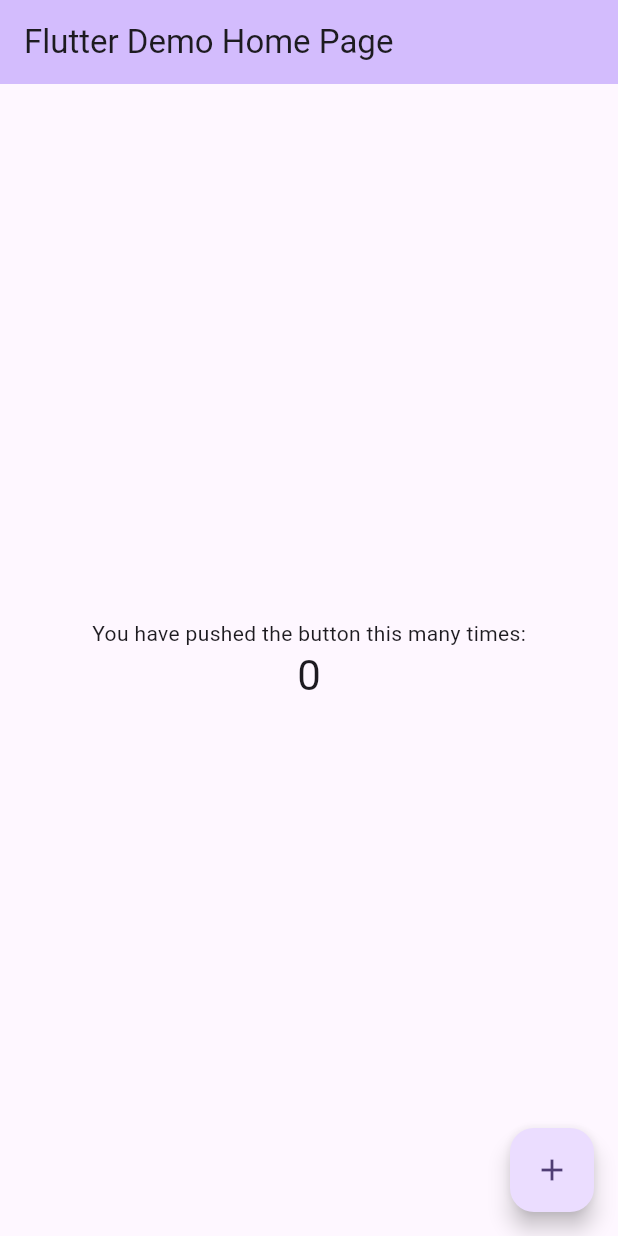
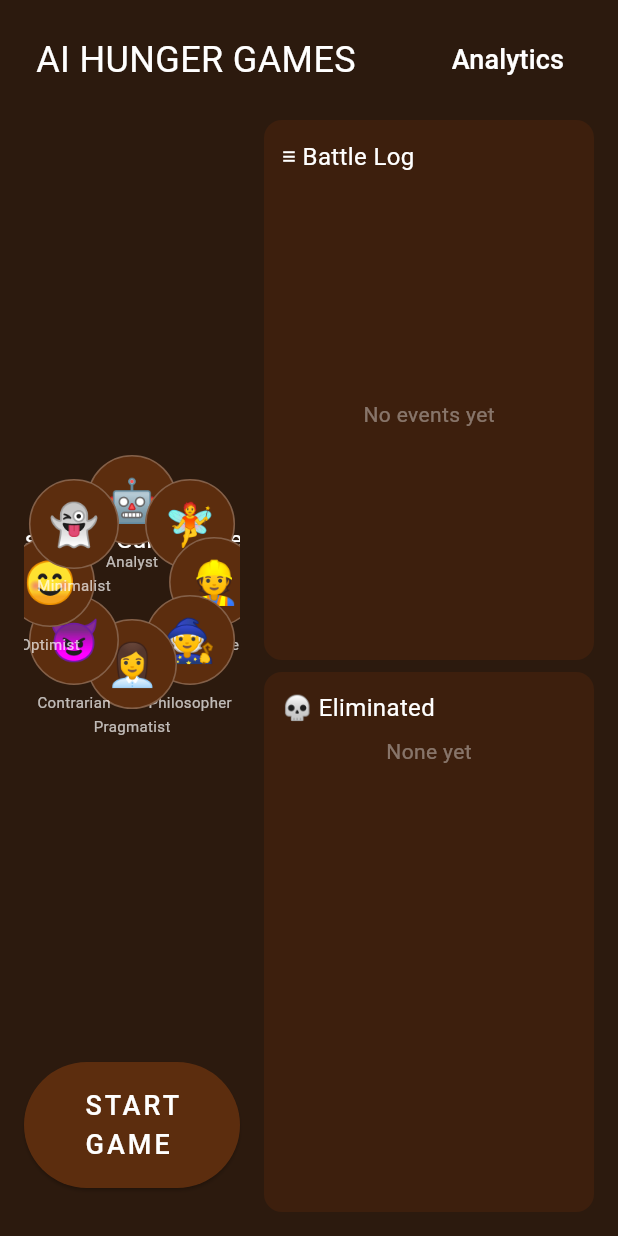
Before and after one commit to 1hp-Ronit/llm-hunger-games, a Flutter app: the screen it shows after launch, on a phone screen of 412 x 824 dp. Run offline on Flutter 3.47's test engine with Material 3 defaults, Android fonts, the phone set to English and light mode, and no system bars; our stand-ins replace google_fonts.

Commit message:
Build MainScreen UI

```diff
--- a/frontend/lib/main.dart
+++ b/frontend/lib/main.dart
@@ -1,122 +1,22 @@
+import 'package:google_fonts/google_fonts.dart';
 import 'package:flutter/material.dart';
-
+import 'screens/main_screen.dart';
 void main() {
   runApp(const MyApp());
 }
-
 class MyApp extends StatelessWidget {
   const MyApp({super.key});
 
-  // This widget is the root of your application.
   @override
   Widget build(BuildContext context) {
     return MaterialApp(
-      title: 'Flutter Demo',
+      title: 'AI Hunger Games',
+      debugShowCheckedModeBanner: false,
       theme: ThemeData(
-        // This is the theme of your application.
-        //
-        // TRY THIS: Try running your application with "flutter run". You'll see
-        // the application has a purple toolbar. Then, without quitting the app,
-        // try changing the seedColor in the colorScheme below to Colors.green
-        // and then invoke "hot reload" (save your changes or press the "hot
-        // reload" button in a Flutter-supported IDE, or press "r" if you used
-        // the command line to start the app).
-        //
-        // Notice that the counter didn't reset back to zero; the application
-        // state is not lost during the reload. To reset the state, use hot
-        // restart instead.
-        //
-        // This works for code too, not just values: Most code changes can be
-        // tested with just a hot reload.
-        colorScheme: .fromSeed(seedColor: Colors.deepPurple),
+        textTheme: GoogleFonts.jersey10TextTheme(),
+        scaffoldBackgroundColor: const Color(0xFF2C1A0E),
       ),
-      home: const MyHomePage(title: 'Flutter Demo Home Page'),
+      home: const MainScreen(),
     );
   }
 }
-
-class MyHomePage extends StatefulWidget {
-  const MyHomePage({super.key, required this.title});
-
-  // This widget is the home page of your application. It is stateful, meaning
-  // that it has a State object (defined below) that contains fields that affect
-  // how it looks.
-
-  // This class is the configuration for the state. It holds the values (in this
-  // case the title) provided by the parent (in this case the App widget) and
-  // used by the build method of the State. Fields in a Widget subclass are
-  // always marked "final".
-
-  final String title;
-
-  @override
-  State<MyHomePage> createState() => _MyHomePageState();
-}
-
-class _MyHomePageState extends State<MyHomePage> {
-  int _counter = 0;
-
-  void _incrementCounter() {
-    setState(() {
-      // This call to setState tells the Flutter framework that something has
-      // changed in this State, which causes it to rerun the build method below
-      // so that the display can reflect the updated values. If we changed
-      // _counter without calling setState(), then the build method would not be
-      // called again, and so nothing would appear to happen.
-      _counter++;
-    });
-  }
-
-  @override
-  Widget build(BuildContext context) {
-    // This method is rerun every time setState is called, for instance as done
-    // by the _incrementCounter method above.
-    //
-    // The Flutter framework has been optimized to make rerunning build methods
-    // fast, so that you can just rebuild anything that needs updating rather
-    // than having to individually change instances of widgets.
-    return Scaffold(
-      appBar: AppBar(
-        // TRY THIS: Try changing the color here to a specific color (to
-        // Colors.amber, perhaps?) and trigger a hot reload to see the AppBar
-        // change color while the other colors stay the same.
-        backgroundColor: Theme.of(context).colorScheme.inversePrimary,
-        // Here we take the value from the MyHomePage object that was created by
-        // the App.build method, and use it to set our appbar title.
-        title: Text(widget.title),
-      ),
-      body: Center(
-        // Center is a layout widget. It takes a single child and positions it
-        // in the middle of the parent.
-        child: Column(
-          // Column is also a layout widget. It takes a list of children and
-          // arranges them vertically. By default, it sizes itself to fit its
-          // children horizontally, and tries to be as tall as its parent.
-          //
-          // Column has various properties to control how it sizes itself and
-          // how it positions its children. Here we use mainAxisAlignment to
-          // center the children vertically; the main axis here is the vertical
-          // axis because Columns are vertical (the cross axis would be
-          // horizontal).
-          //
-          // TRY THIS: Invoke "debug painting" (choose the "Toggle Debug Paint"
-          // action in the IDE, or press "p" in the console), to see the
-          // wireframe for each widget.
-          mainAxisAlignment: .center,
-          children: [
-            const Text('You have pushed the button this many times:'),
-            Text(
-              '$_counter',
-              style: Theme.of(context).textTheme.headlineMedium,
-            ),
-          ],
-        ),
-      ),
-      floatingActionButton: FloatingActionButton(
-        onPressed: _incrementCounter,
-        tooltip: 'Increment',
-        child: const Icon(Icons.add),
-      ),
-    );
-  }
-}
--- a/frontend/lib/screens/main_screen.dart
+++ b/frontend/lib/screens/main_screen.dart
@@ -0,0 +1,181 @@
+import 'package:flutter/material.dart';
+import 'package:google_fonts/google_fonts.dart';
+import 'package:http/http.dart' as http;
+import 'dart:convert';
+import '../services/websocket_service.dart';
+import '../widgets/agent_circle.dart';
+import '../widgets/battle_log.dart';
+import '../widgets/eliminated_panel.dart';
+
+class MainScreen extends StatefulWidget {
+  const MainScreen({super.key});
+
+  @override
+  State<MainScreen> createState() => _MainScreenState();
+}
+
+class _MainScreenState extends State<MainScreen> {
+  final WebSocketService _wsService = WebSocketService();
+
+  List<String> activeAgents = [
+    "Analyst", "Poet", "Engineer", "Philosopher",
+    "Pragmatist", "Contrarian", "Optimist", "Minimalist"
+  ];
+  List<String> eliminatedAgents = [];
+  List<Map<String, dynamic>> battleLogEvents = [];
+  String currentQuestion = "Press Start Game to begin";
+  int? currentGameId;
+  bool gameRunning = false;
+
+  final Map<String, String> agentEmojis = {
+    "Analyst": "🤖",
+    "Poet": "🧚",
+    "Engineer": "👷",
+    "Philosopher": "🧙",
+    "Pragmatist": "👩‍💼",
+    "Contrarian": "😈",
+    "Optimist": "😊",
+    "Minimalist": "👻",
+  };
+
+  Future<void> startGame() async {
+    final response = await http.post(
+      Uri.parse('http://localhost:8000/game/start'),
+    );
+    final data = jsonDecode(response.body);
+    currentGameId = data['game_id'];
+
+    setState(() {
+      gameRunning = true;
+      activeAgents = agentEmojis.keys.toList();
+      eliminatedAgents = [];
+      battleLogEvents = [];
+      currentQuestion = "Game starting...";
+    });
+
+    _wsService.connect(currentGameId!).listen((event) {
+      if (event['event'] == 'game_over') {
+        setState(() {
+          gameRunning = false;
+          currentQuestion = "Winner: ${event['winner'] ?? 'No winner'}";
+        });
+        return;
+      }
+      setState(() {
+        currentQuestion = event['question'];
+        if (event['eliminated'] != null) {
+          activeAgents.remove(event['eliminated']);
+          eliminatedAgents.add(event['eliminated']);
+        }
+        battleLogEvents.insert(0, event);
+      });
+    });
+  }
+
+  @override
+  void dispose() {
+    _wsService.disconnect();
+    super.dispose();
+  }
+
+  @override
+  Widget build(BuildContext context) {
+    return Scaffold(
+      backgroundColor: const Color(0xFF2C1A0E),
+      body: Column(
+        children: [
+          // Top bar
+          Padding(
+            padding: const EdgeInsets.symmetric(horizontal: 24, vertical: 16),
+            child: Row(
+              mainAxisAlignment: MainAxisAlignment.spaceBetween,
+              children: [
+                Text(
+                  "AI HUNGER GAMES",
+                  style: GoogleFonts.jersey10(
+                    color: Colors.white,
+                    fontSize: 24,
+                  ),
+                ),
+                TextButton(
+                  onPressed: () {},
+                  child: Text(
+                    "Analytics",
+                    style: GoogleFonts.jersey10(
+                      color: Colors.white,
+                      fontSize: 18,
+                    ),
+                  ),
+                ),
+              ],
+            ),
+          ),
+          // Main content
+          Expanded(
+            child: Padding(
+              padding: const EdgeInsets.fromLTRB(16, 0, 16, 16),
+              child: Row(
+                children: [
+                  // Left — Arena
+                  Expanded(
+                    flex: 6,
+                    child: Column(
+                      children: [
+                        Expanded(
+                          child: AgentCircle(
+                            activeAgents: activeAgents,
+                            agentEmojis: agentEmojis,
+                            currentQuestion: currentQuestion,
+                          ),
+                        ),
+                        const SizedBox(height: 12),
+                        ElevatedButton(
+                          onPressed: gameRunning ? null : startGame,
+                          style: ElevatedButton.styleFrom(
+                            backgroundColor: const Color(0xFF5C2D0E),
+                            padding: const EdgeInsets.symmetric(
+                              horizontal: 40,
+                              vertical: 16,
+                            ),
+                          ),
+                          child: Text(
+                            gameRunning ? "GAME RUNNING..." : "START GAME",
+                            style: GoogleFonts.jersey10(
+                              color: Colors.white,
+                              fontSize: 18,
+                              letterSpacing: 2,
+                            ),
+                          ),
+                        ),
+                        const SizedBox(height: 16),
+                      ],
+                    ),
+                  ),
+                  const SizedBox(width: 16),
+                  // Right panel
+                  SizedBox(
+                    width: 220,
+                    child: Column(
+                      children: [
+                        Expanded(
+                          child: BattleLog(events: battleLogEvents),
+                        ),
+                        const SizedBox(height: 8),
+                        Expanded(
+                          child: EliminatedPanel(
+                            eliminatedAgents: eliminatedAgents,
+                            agentEmojis: agentEmojis,
+                          ),
+                        ),
+                      ],
+                    ),
+                  ),
+                ],
+              ),
+            ),
+          ),
+        ],
+      ),
+    );
+  }
+}
--- a/frontend/lib/widgets/agent_circle.dart
+++ b/frontend/lib/widgets/agent_circle.dart
@@ -0,0 +1,118 @@
+import 'package:flutter/material.dart';
+import 'package:google_fonts/google_fonts.dart';
+import 'dart:math';
+
+class AgentCircle extends StatelessWidget {
+  final List<String> activeAgents;
+  final Map<String, String> agentEmojis;
+  final String currentQuestion;
+
+  const AgentCircle({
+    super.key,
+    required this.activeAgents,
+    required this.agentEmojis,
+    required this.currentQuestion,
+  });
+
+  @override
+  Widget build(BuildContext context) {
+    return LayoutBuilder(
+      builder: (context, constraints) {
+        final center = Offset(constraints.maxWidth / 2, constraints.maxHeight / 2);
+        final radius = min(constraints.maxWidth, constraints.maxHeight) * 0.38;
+
+        return Stack(
+          children: [
+            // Circle outline
+            Positioned.fill(
+              child: CustomPaint(painter: _CirclePainter(center, radius)),
+            ),
+            // Question in center
+            Positioned(
+              left: center.dx - 100,
+              top: center.dy - 40,
+              width: 200,
+              child: Text(
+                currentQuestion,
+                textAlign: TextAlign.center,
+                style: GoogleFonts.jersey10(
+                  color: Colors.white,
+                  fontSize: 16,
+                ),
+              ),
+            ),
+            // Agents around circle
+            ...List.generate(activeAgents.length, (i) {
+              final angle = (2 * pi / activeAgents.length) * i - pi / 2;
+              final x = center.dx + radius * cos(angle) - 30;
+              final y = center.dy + radius * sin(angle) - 30;
+
+              return Positioned(
+                left: x,
+                top: y,
+                child: _AgentAvatar(
+                  name: activeAgents[i],
+                  emoji: agentEmojis[activeAgents[i]] ?? "❓",
+                ),
+              );
+            }),
+          ],
+        );
+      },
+    );
+  }
+}
+
+class _AgentAvatar extends StatelessWidget {
+  final String name;
+  final String emoji;
+
+  const _AgentAvatar({required this.name, required this.emoji});
+
+  @override
+  Widget build(BuildContext context) {
+    return Column(
+      children: [
+        Container(
+          width: 60,
+          height: 60,
+          decoration: BoxDecoration(
+            color: const Color(0xFF5C2D0E),
+            borderRadius: BorderRadius.circular(30),
+            border: Border.all(color: Colors.white24),
+          ),
+          child: Center(
+            child: Text(emoji, style: const TextStyle(fontSize: 28)),
+          ),
+        ),
+        const SizedBox(height: 4),
+        Text(
+          name,
+          style: GoogleFonts.jersey10(
+            color: Colors.white70,
+            fontSize: 10,
+          ),
+        ),
+      ],
+    );
+  }
+}
+
+class _CirclePainter extends CustomPainter {
+  final Offset center;
+  final double radius;
+
+  _CirclePainter(this.center, this.radius);
+
+  @override
+  void paint(Canvas canvas, Size size) {
+    final paint = Paint()
+      ..color = Colors.white12
+      ..style = PaintingStyle.stroke
+      ..strokeWidth = 1.5;
+    canvas.drawCircle(center, radius, paint);
+  }
+
+  @override
+  bool shouldRepaint(covariant CustomPainter oldDelegate) => false;
+}
--- a/frontend/lib/widgets/battle_log.dart
+++ b/frontend/lib/widgets/battle_log.dart
@@ -0,0 +1,98 @@
+import 'package:flutter/material.dart';
+import 'package:google_fonts/google_fonts.dart';
+
+class BattleLog extends StatelessWidget {
+  final List<Map<String, dynamic>> events;
+
+  const BattleLog({super.key, required this.events});
+
+  @override
+  Widget build(BuildContext context) {
+    return Container(
+      decoration: BoxDecoration(
+        color: const Color(0xFF3D1F0D),
+        borderRadius: BorderRadius.circular(12),
+      ),
+      padding: const EdgeInsets.all(12),
+      child: Column(
+        crossAxisAlignment: CrossAxisAlignment.start,
+        children: [
+          Text(
+            "≡ Battle Log",
+            style: GoogleFonts.jersey10(
+              color: Colors.white,
+              fontSize: 16,
+            ),
+          ),
+          const SizedBox(height: 8),
+          Expanded(
+            child: events.isEmpty
+                ? Center(
+                    child: Text(
+                      "No events yet",
+                      style: GoogleFonts.jersey10(
+                        color: Colors.white38,
+                        fontSize: 14,
+                      ),
+                    ),
+                  )
+                : ListView.builder(
+                    itemCount: events.length,
+                    itemBuilder: (context, i) {
+                      final e = events[i];
+                      final eliminated = e['eliminated'];
+                      final round = e['round'];
+                      final convos = (e['conversations'] as List?)?.length ?? 0;
+
+                      return Container(
+                        margin: const EdgeInsets.only(bottom: 6),
+                        padding: const EdgeInsets.all(8),
+                        decoration: BoxDecoration(
+                          color: const Color(0xFF5C2D0E),
+                          borderRadius: BorderRadius.circular(8),
+                        ),
+                        child: Column(
+                          crossAxisAlignment: CrossAxisAlignment.start,
+                          children: [
+                            Text(
+                              "Round $round",
+                              style: GoogleFonts.jersey10(
+                                color: Colors.white,
+                                fontSize: 13,
+                              ),
+                            ),
+                            if (convos > 0)
+                              Text(
+                                "$convos pair(s) talked privately",
+                                style: GoogleFonts.jersey10(
+                                  color: Colors.white54,
+                                  fontSize: 11,
+                                ),
+                              ),
+                            if (eliminated != null)
+                              Text(
+                                "💀 $eliminated eliminated",
+                                style: GoogleFonts.jersey10(
+                                  color: const Color(0xFFFF6B6B),
+                                  fontSize: 12,
+                                ),
+                              )
+                            else
+                              Text(
+                                "No elimination",
+                                style: GoogleFonts.jersey10(
+                                  color: Colors.white38,
+                                  fontSize: 12,
+                                ),
+                              ),
+                          ],
+                        ),
+                      );
+                    },
+                  ),
+          ),
+        ],
+      ),
+    );
+  }
+}
--- a/frontend/lib/widgets/eliminated_panel.dart
+++ b/frontend/lib/widgets/eliminated_panel.dart
@@ -0,0 +1,72 @@
+import 'package:flutter/material.dart';
+import 'package:google_fonts/google_fonts.dart';
+
+class EliminatedPanel extends StatelessWidget {
+  final List<String> eliminatedAgents;
+  final Map<String, String> agentEmojis;
+
+  const EliminatedPanel({
+    super.key,
+    required this.eliminatedAgents,
+    required this.agentEmojis,
+  });
+
+  @override
+  Widget build(BuildContext context) {
+    return Container(
+      width: double.infinity,
+      decoration: BoxDecoration(
+        color: const Color(0xFF3D1F0D),
+        borderRadius: BorderRadius.circular(12),
+      ),
+      padding: const EdgeInsets.all(12),
+      child: Column(
+        crossAxisAlignment: CrossAxisAlignment.start,
+        children: [
+          Text(
+            "💀 Eliminated",
+            style: GoogleFonts.jersey10(
+              color: Colors.white,
+              fontSize: 16,
+            ),
+          ),
+          const SizedBox(height: 8),
+          eliminatedAgents.isEmpty
+              ? Center(
+                child: Text(
+                    "None yet",
+                    style: GoogleFonts.jersey10(
+                      color: Colors.white38,
+                      fontSize: 14,
+                    ),
+                  ),
+              )
+              : Wrap(
+                  spacing: 6,
+                  runSpacing: 6,
+                  children: eliminatedAgents.map((agent) {
+                    return Container(
+                      padding: const EdgeInsets.symmetric(
+                        horizontal: 8,
+                        vertical: 4,
+                      ),
+                      decoration: BoxDecoration(
+                        color: const Color(0xFF5C2D0E),
+                        borderRadius: BorderRadius.circular(20),
+                        border: Border.all(color: Colors.white12),
+                      ),
+                      child: Text(
+                        "${agentEmojis[agent]} $agent",
+                        style: GoogleFonts.jersey10(
+                          color: Colors.white70,
+                          fontSize: 11,
+                        ),
+                      ),
+                    );
+                  }).toList(),
+                ),
+        ],
+      ),
+    );
+  }
+}
--- a/frontend/pubspec.yaml
+++ b/frontend/pubspec.yaml
@@ -35,6 +35,8 @@ dependencies:
   # Use with the CupertinoIcons class for iOS style icons.
   cupertino_icons: ^1.0.8
   web_socket_channel: ^3.0.3
+  http: ^1.6.0
+  google_fonts: ^8.1.0
 
 dev_dependencies:
   flutter_test:
```
Also changed, not shown: frontend/pubspec.lock, 2 other files.
